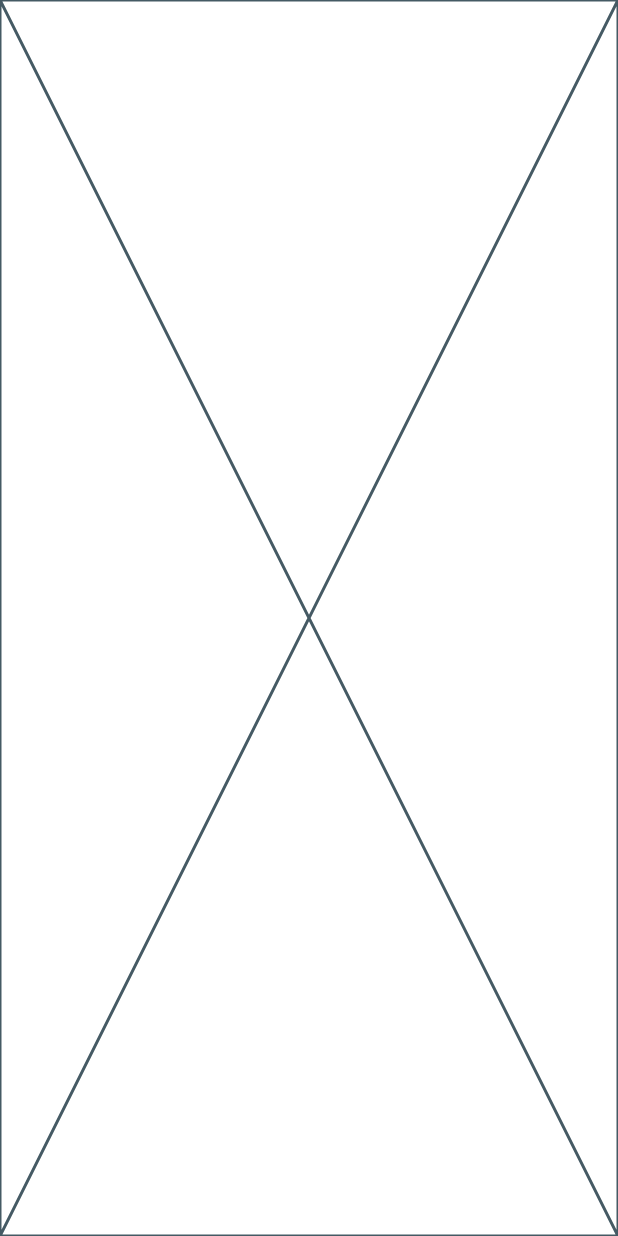
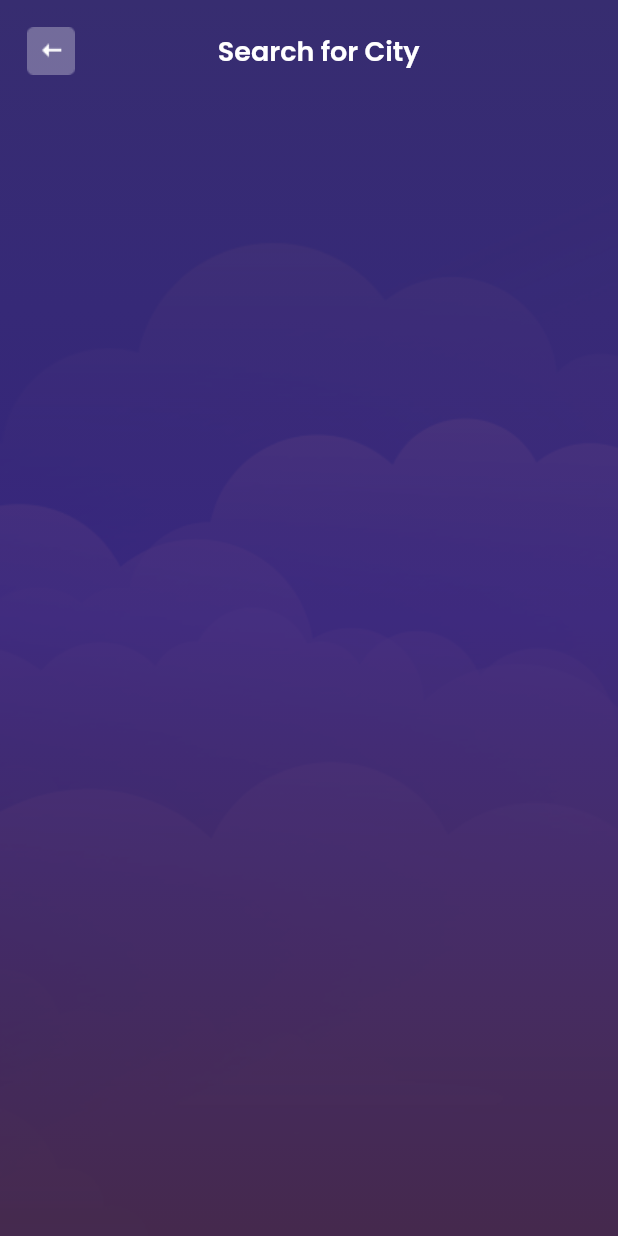
Before and after one commit to julianasalafia/weather_app_challenge, a Flutter app: the screen it shows after launch, on a phone screen of 412 x 824 dp. Run offline on Flutter 3.47's test engine with Material 2 defaults, Android fonts, the phone set to English and light mode, and no system bars; our stand-ins replace google_fonts.

Commit message:
feat: create app bar widget; update home page

```diff
--- a/lib/app/pages/home_page.dart
+++ b/lib/app/pages/home_page.dart
@@ -1,10 +1,30 @@
 import 'package:flutter/material.dart';
+import 'package:weather_app_challenge/app/themes/dark/dark_theme.dart';
+import 'package:weather_app_challenge/app/utils/constants.dart';
+import 'package:weather_app_challenge/app/widgets/app_bar_widget.dart';
 
 class HomePage extends StatelessWidget {
   const HomePage({super.key});
 
   @override
   Widget build(BuildContext context) {
-    return const Placeholder();
+    final theme = Theme.of(context);
+    return Container(
+      decoration: DarkTheme.darkGradient,
+      child: Scaffold(
+        backgroundColor: Colors.transparent,
+        appBar: AppBarWidget(
+          isNext: false,
+          onPreviousTap: () {
+            // TODO
+          },
+          title: Text(
+            toolbarSearchTitle,
+            style: theme.appBarTheme.titleTextStyle,
+          ),
+          leftIcon: backIconButton,
+        ),
+      ),
+    );
   }
 }
--- /dev/null
+++ b/lib/app/widgets/app_bar_widget.dart
@@ -0,0 +1,68 @@
+import 'package:flutter/material.dart';
+
+import '../utils/constants.dart';
+
+class AppBarWidget extends StatelessWidget implements PreferredSizeWidget {
+  const AppBarWidget({
+    super.key,
+    required this.onPreviousTap,
+    required this.title,
+    required this.leftIcon,
+    this.rightIcon,
+    this.isNext = false,
+    this.onNextTap,
+  });
+
+  final Widget title;
+  final VoidCallback onPreviousTap;
+  final VoidCallback? onNextTap;
+  final bool isNext;
+  final String leftIcon;
+  final String? rightIcon;
+
+  @override
+  Widget build(BuildContext context) {
+    return SafeArea(
+      child: Padding(
+        padding: const EdgeInsets.symmetric(
+          horizontal: kPaddingHorizontal,
+        ),
+        child: Column(
+          children: [
+            const SizedBox(height: kSizedBoxHeight),
+            Row(
+              mainAxisAlignment: MainAxisAlignment.spaceBetween,
+              children: [
+                IconButton(
+                  icon: Image.asset(
+                    leftIcon,
+                    width: kIconSize,
+                    height: kIconSize,
+                  ),
+                  onPressed: onPreviousTap,
+                ),
+                title,
+                isNext
+                    ? IconButton(
+                        icon: Image.asset(
+                          rightIcon ?? '',
+                          width: kIconSize,
+                          height: kIconSize,
+                        ),
+                        onPressed: onPreviousTap,
+                      )
+                    : const SizedBox(
+                        width: kIconSize,
+                        height: kIconSize,
+                      )
+              ],
+            ),
+          ],
+        ),
+      ),
+    );
+  }
+
+  @override
+  Size get preferredSize => const Size.fromHeight(toolbarHeight);
+}
```
